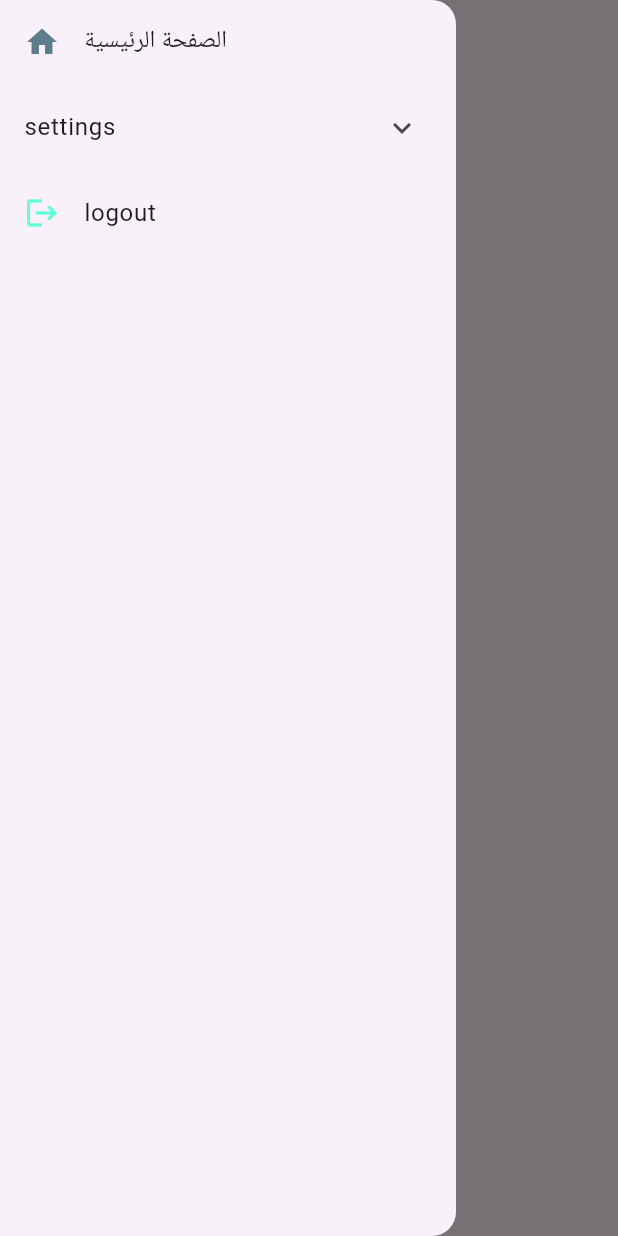
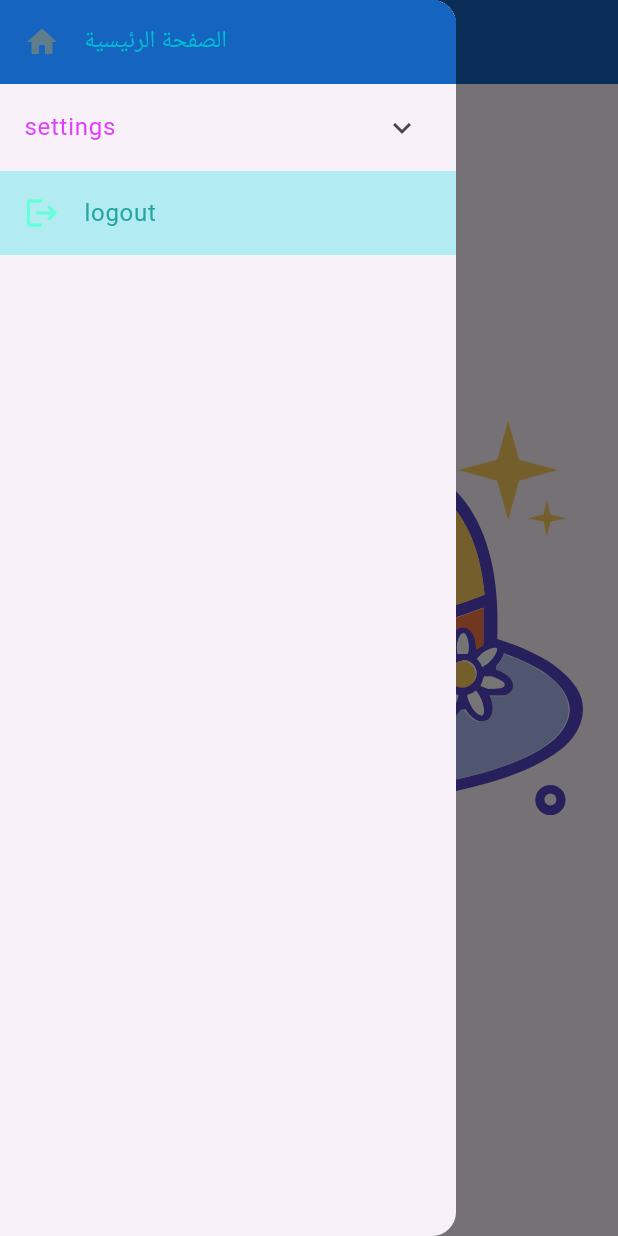
Before and after one commit to saeedsalah2005585sh5-ops/screen, a Flutter app: the screen it shows after launch, with the side drawer open, on a phone screen of 412 x 824 dp. Run offline on Flutter 3.47's test engine with Material 3 defaults, Android fonts, the phone set to English and light mode, and no system bars; our stand-ins replace easy_localization, flutter_svg, shared_preferences.

Commit message:
saeed done done

```diff
--- a/lib/main.dart
+++ b/lib/main.dart
@@ -5,8 +5,10 @@ import 'package:untitled4/screen/image.dart';
 import 'package:untitled4/screen/list_view_builder_screen.dart';
 import 'package:untitled4/screen/list_view_screen.dart';
 import 'package:untitled4/screen/login_screen.dart';
+import 'package:untitled4/screen/menu_screen.dart';
 import 'package:untitled4/screen/sign_screen.dart';
 import 'package:easy_localization/easy_localization.dart';
+
 
 
 Future<void > main() async {
--- a/lib/screen/drawer_screen.dart
+++ b/lib/screen/drawer_screen.dart
@@ -1,5 +1,6 @@
 import 'package:easy_localization/easy_localization.dart';
 import 'package:flutter/material.dart';
+import 'package:flutter_svg/flutter_svg.dart';
 
 class DrawerScreen extends StatefulWidget {
   const DrawerScreen({super.key});
@@ -12,44 +13,71 @@ class _DrawerScreenState extends State<DrawerScreen> {
   @override
   Widget build(BuildContext context) {
     return Scaffold(
-      appBar: AppBar(title: Text("saeed".tr())),
+      appBar: AppBar(title: Text("saeed amin"),
+        backgroundColor: Colors.blue[800],
+        foregroundColor: Colors.white,
+      ),
       drawer: Drawer(
         child: ListView(
           children: [
             ListTile(
+              tileColor: Colors.blue[800],
+              textColor: Colors.blue,
               leading: Icon(Icons.home, color: Colors.blueGrey),
-              title: Text('الصفحة الرئيسية'),
+              title: Text(
+                'الصفحة الرئيسية',
+                style: TextStyle(color: Colors.cyan),
+              ),
               onTap: () {
                 Navigator.pop(context);
               },
             ),
             ExpansionTile(
-              title: Text("settings".tr()),
+              title: Text(
+                "settings",
+                style: TextStyle(color: Colors.purpleAccent),
+              ),
               children: [
                 ListTile(
+                  tileColor: Colors.teal[400],
                   leading: Icon(Icons.notification_add, color: Colors.black),
-                  title: Text('notification'),
+                  title: Text(
+                    'notification',
+                    style: TextStyle(color: Colors.tealAccent),
+                  ),
                   onTap: () {
                     Navigator.pop(context);
                   },
                 ),
                 ListTile(
-                  leading: Icon(Icons.privacy_tip, color: Colors.amber),
-                  title: Text('الخصوصية '),
+                  tileColor: Colors.amberAccent[100],
+                  leading: Icon(Icons.privacy_tip, color: Colors.amber[300]),
+                  title: Text(
+                    'الخصوصية ',
+                    style: TextStyle(color: Colors.amber[700]),
+                  ),
                   onTap: () {
                     Navigator.pop(context);
                   },
                 ),
                 ListTile(
+                  tileColor: Colors.blue[900],
                   leading: Icon(Icons.language, color: Colors.blue),
-                  title: Text('اللغة '),
+                  title: Text(
+                    'اللغة ',
+                    style: TextStyle(color: Colors.blue[200]),
+                  ),
                   onTap: () {
                     Navigator.pop(context);
                   },
                 ),
                 ListTile(
+                  tileColor: Colors.teal[300],
                   leading: Icon(Icons.delete, color: Colors.teal),
-                  title: Text('حذف الحساب '),
+                  title: Text(
+                    'حذف الحساب ',
+                    style: TextStyle(color: Colors.blueGrey[600]),
+                  ),
                   onTap: () {
                     Navigator.pop(context);
                   },
@@ -57,8 +85,9 @@ class _DrawerScreenState extends State<DrawerScreen> {
               ],
             ),
             ListTile(
+              tileColor: Colors.cyan[100],
               leading: Icon(Icons.logout, color: Colors.tealAccent),
-              title: Text('logout'.tr()),
+              title: Text('logout', style: TextStyle(color: Colors.teal[400])),
               onTap: () {
                 Navigator.pop(context);
               },
@@ -66,6 +95,9 @@ class _DrawerScreenState extends State<DrawerScreen> {
           ],
         ),
       ),
+      body: Center(
+        child: SvgPicture.asset('assets/svg/img.svg'),
+      )
     );
   }
 }
--- a/pubspec.yaml
+++ b/pubspec.yaml
@@ -35,6 +35,8 @@ dependencies:
   # Use with the CupertinoIcons class for iOS style icons.
   cupertino_icons: ^1.0.8
   easy_localization: ^3.0.8
+  flutter_svg: ^2.2.1
+  shared_preferences: ^2.5.3
 
 dev_dependencies:
   flutter_test:
@@ -60,6 +62,7 @@ flutter:
   assets:
     - assets/images/
     - assets/translations/
+    - assets/svg/
 
   # To add assets to your application, add an assets section, like this:
   # assets:
```
Also changed, not shown: lib/screen/login_screen.dart (+28 -10 lines), lib/screen/menu_screen.dart (added, +42 -0 lines), assets/svg/img.svg (added), pubspec.lock.
